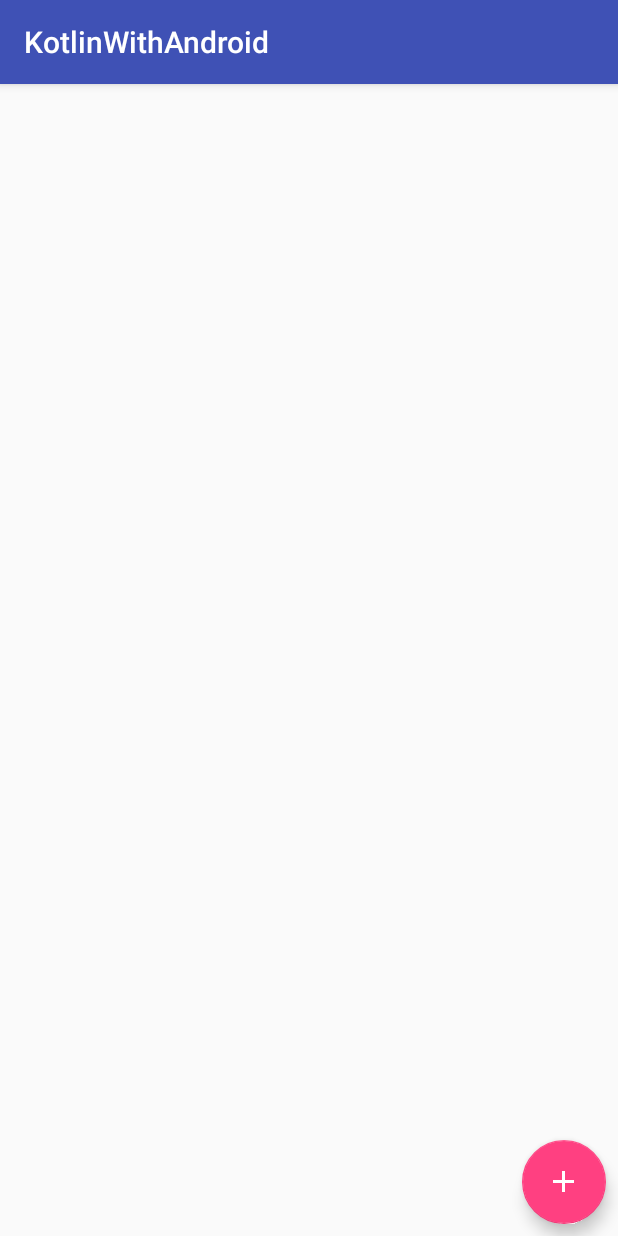
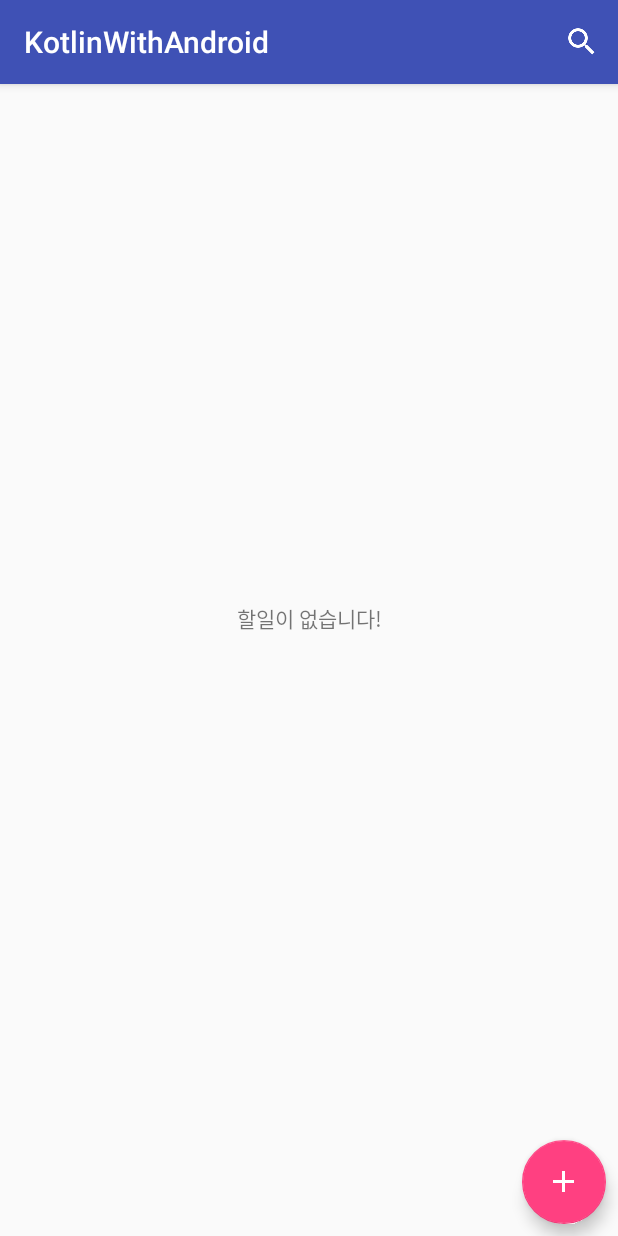
Before and after one commit to myeonginwoo/KotlinWithAndroid, an Android app: the screen it shows after launch (MainActivity), on a phone screen of 412 x 824 dp. Run offline under Robolectric (Android 15) with nearby library versions, the phone set to English and light mode, and no system bars; our stand-ins replace Dagger/Hilt's generated code; libraries missing offline, so code that uses them is left out: io.realm; 6 statements that could not run were skipped.

Commit message:
Impl : Impl Search

```diff
--- a/app/src/main/java/com/lazysoul/kotlinwithandroid/ui/main/MainActivity.java
+++ b/app/src/main/java/com/lazysoul/kotlinwithandroid/ui/main/MainActivity.java
@@ -7,13 +7,19 @@ import com.lazysoul.kotlinwithandroid.datas.Todo;
 import com.lazysoul.kotlinwithandroid.singletons.TodoManager;
 import com.lazysoul.kotlinwithandroid.ui.detail.DetailActivity;
 
+import android.app.SearchManager;
+import android.content.Context;
 import android.content.Intent;
 import android.content.SharedPreferences;
 import android.os.Bundle;
 import android.support.design.widget.FloatingActionButton;
+import android.support.v4.view.MenuItemCompat;
 import android.support.v7.widget.LinearLayoutManager;
 import android.support.v7.widget.RecyclerView;
+import android.support.v7.widget.SearchView;
 import android.support.v7.widget.Toolbar;
+import android.view.Menu;
+import android.view.MenuItem;
 import android.view.View;
 
 import java.util.List;
@@ -94,6 +100,14 @@ public class MainActivity extends BaseActivity implements MainMvpView, TodoListe
     }
 
     @Override
+    public boolean onCreateOptionsMenu(Menu menu) {
+        getMenuInflater().inflate(R.menu.activity_main, menu);
+
+        setSearchView(menu.findItem(R.id.menu_activity_main_search));
+        return super.onCreateOptionsMenu(menu);
+    }
+
+    @Override
     public void inject() {
         component.inject(this);
     }
@@ -106,6 +120,7 @@ public class MainActivity extends BaseActivity implements MainMvpView, TodoListe
 
     @Override
     public void onUpdateTodoList(List<Todo> todoList) {
+        todoAdapter.clear();
         todoAdapter.addItems(todoList);
         emptyView.setVisibility(View.GONE);
     }
@@ -117,6 +132,7 @@ public class MainActivity extends BaseActivity implements MainMvpView, TodoListe
 
     @Override
     public void showEmtpyView() {
+        todoAdapter.clear();
         emptyView.setVisibility(View.VISIBLE);
     }
 
@@ -147,4 +163,40 @@ public class MainActivity extends BaseActivity implements MainMvpView, TodoListe
         intent.putExtra(TodoManager.KEY_ID, id);
         startActivityForResult(intent, REQUEST_CODE_DETAIL);
     }
+
+    private void setSearchView(MenuItem searchMenuItem) {
+        SearchManager searchManager = (SearchManager) getSystemService(Context.SEARCH_SERVICE);
+
+        SearchView searchView = (SearchView) searchMenuItem.getActionView();
+        searchView.setQueryHint(getString(R.string.hint_search));
+        searchView.setSearchableInfo(searchManager.getSearchableInfo(getComponentName()));
+        searchView.setIconifiedByDefault(true);
+
+        searchView.setOnQueryTextListener(new SearchView.OnQueryTextListener() {
+            @Override
+            public boolean onQueryTextSubmit(String query) {
+                return true;
+            }
+
+            @Override
+            public boolean onQueryTextChange(String newText) {
+                presenter.searchQuery(newText);
+                return true;
+            }
+        });
+
+        MenuItemCompat.setOnActionExpandListener(searchMenuItem,
+                new MenuItemCompat.OnActionExpandListener() {
+                    @Override
+                    public boolean onMenuItemActionExpand(MenuItem item) {
+                        return true;
+                    }
+
+                    @Override
+                    public boolean onMenuItemActionCollapse(MenuItem item) {
+                        presenter.searchFinish();
+                        return true;
+                    }
+                });
+    }
 }
--- a/app/src/main/java/com/lazysoul/kotlinwithandroid/ui/main/MainMvpPresenter.java
+++ b/app/src/main/java/com/lazysoul/kotlinwithandroid/ui/main/MainMvpPresenter.java
@@ -12,9 +12,11 @@ MainMvpPresenter<MvpView extends BaseMvpView> extends BaseMvpPresenter<MvpView>
 
     void loadTotoList(boolean isFirst);
 
-    void search(String keyword);
-
     void insert(int id);
 
     void checked(int id, boolean isChecked);
+
+    void searchQuery(String text);
+
+    void searchFinish();
 }
--- a/app/src/main/java/com/lazysoul/kotlinwithandroid/ui/main/TodoAdapter.java
+++ b/app/src/main/java/com/lazysoul/kotlinwithandroid/ui/main/TodoAdapter.java
@@ -65,6 +65,11 @@ class TodoAdapter extends RecyclerView.Adapter<TodoAdapter.TodoHolder> {
         notifyItemInserted(todoList.size() - 1);
     }
 
+    void clear() {
+        todoList.clear();
+        notifyDataSetChanged();
+    }
+
     class TodoHolder extends RecyclerView.ViewHolder {
 
         private AppCompatCheckBox cb;
--- a/app/src/main/res/layout/activity_main.xml
+++ b/app/src/main/res/layout/activity_main.xml
@@ -33,11 +33,11 @@
 
     <TextView
         android:id="@+id/tv_activity_main_empty"
-        android:layout_width="wrap_content"
-        android:layout_height="wrap_content"
-        android:layout_centerInParent="true"
+        android:layout_width="match_parent"
+        android:layout_height="match_parent"
+        android:gravity="center"
         android:text="@string/msg_empty"
-        android:visibility="gone" />
+        android:visibility="visible" />
 
 
     <android.support.design.widget.FloatingActionButton
--- a/app/src/main/res/menu/activity_main.xml
+++ b/app/src/main/res/menu/activity_main.xml
@@ -3,7 +3,8 @@
     xmlns:app="http://schemas.android.com/apk/res-auto">
     <item
         android:id="@+id/menu_activity_main_search"
+        android:icon="@mipmap/ic_search_white_24dp"
         android:title="@string/title_search"
-        android:icon="@mipmap/ic_search_white_24dp"
-        app:showAsAction="always" />
+        app:actionViewClass="android.support.v7.widget.SearchView"
+        app:showAsAction="ifRoom|collapseActionView" />
 </menu>
--- a/app/src/main/res/values/strings.xml
+++ b/app/src/main/res/values/strings.xml
@@ -7,4 +7,5 @@
     <string name="cancel">취소</string>
     <string name="title_save">save</string>
     <string name="title_search">search</string>
+    <string name="hint_search">검색어를 입력하세요</string>
 </resources>
```
Also changed, not shown: app/src/main/java/com/lazysoul/kotlinwithandroid/singletons/TodoManager.java (+10 -1 lines), app/src/main/java/com/lazysoul/kotlinwithandroid/ui/main/MainMvpPresenterImpl.java (+31 -8 lines).
